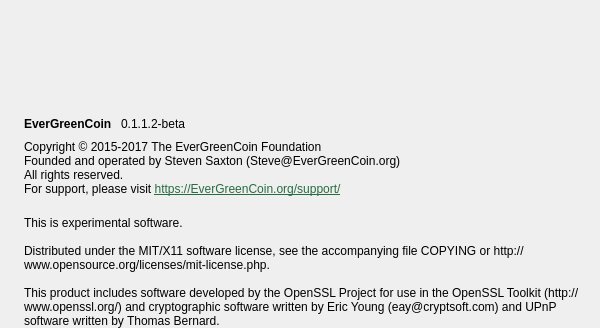
Before: the Qt Designer form src/qt/forms/aboutdialog.ui in EverGreenCoinDev/EverGreenCoin, drawn with Qt 5; both pictures show x 0 to 600 and y 0 to 328 of the 600 by 470 pixel window.
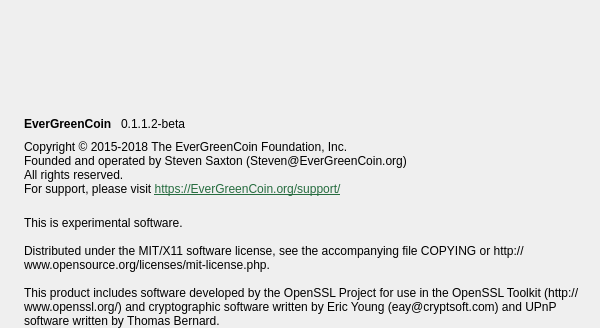
After: the same form once the commit is applied. Icons and pictures are not drawn.

```diff
--- a/src/qt/forms/aboutdialog.ui
+++ b/src/qt/forms/aboutdialog.ui
@@ -91,7 +91,7 @@
         <cursorShape>IBeamCursor</cursorShape>
        </property>
        <property name="text">
-        <string>&lt;html&gt;&lt;head/&gt;&lt;body&gt;&lt;p&gt;Copyright © 2015-2017 The EverGreenCoin Foundation&lt;br/&gt;Founded and operated by Steven Saxton (Steve@EverGreenCoin.org)&lt;br/&gt;All rights reserved.&lt;br/&gt;For support, please visit &lt;a href=&quot;https://EverGreenCoin.org/support/&quot;&gt;&lt;span style=&quot; text-decoration: underline; color:#266c3f;&quot;&gt;https://EverGreenCoin.org/support/&lt;/span&gt;&lt;/a&gt;&lt;/p&gt;&lt;/body&gt;&lt;/html&gt;</string>
+        <string>&lt;html&gt;&lt;head/&gt;&lt;body&gt;&lt;p&gt;Copyright © 2015-2018 The EverGreenCoin Foundation, Inc.&lt;br/&gt;Founded and operated by Steven Saxton (Steven@EverGreenCoin.org)&lt;br/&gt;All rights reserved.&lt;br/&gt;For support, please visit &lt;a href=&quot;https://EverGreenCoin.org/support/&quot;&gt;&lt;span style=&quot; text-decoration: underline; color:#266c3f;&quot;&gt;https://EverGreenCoin.org/support/&lt;/span&gt;&lt;/a&gt;&lt;/p&gt;&lt;/body&gt;&lt;/html&gt;</string>
        </property>
        <property name="textFormat">
         <enum>Qt::RichText</enum>
```
